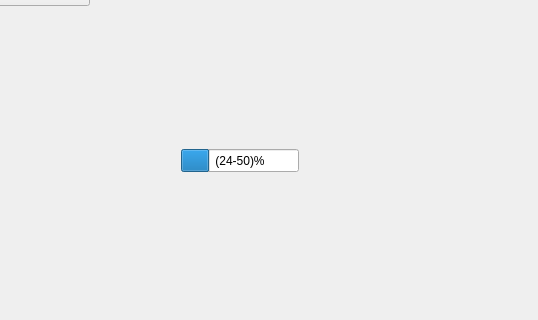
tjakubo/apollo, file mainwindow.ui: the form before one commit; both pictures show x 119 to 657 and y 118 to 438 of the 657 by 523 pixel window.
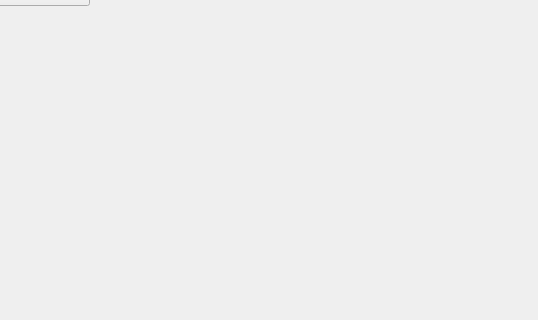
The form after the commit.

What changed in the file:
```diff
--- a/mainwindow.ui
+++ b/mainwindow.ui
@@ -27,22 +27,6 @@
      <string>KLIK</string>
     </property>
    </widget>
-   <widget class="QProgressBar" name="progressBar">
-    <property name="geometry">
-     <rect>
-      <x>300</x>
-      <y>250</y>
-      <width>118</width>
-      <height>23</height>
-     </rect>
-    </property>
-    <property name="value">
-     <number>24</number>
-    </property>
-    <property name="format">
-     <string>(%p-50)%</string>
-    </property>
-   </widget>
   </widget>
   <widget class="QMenuBar" name="menuBar">
    <property name="geometry">
```
